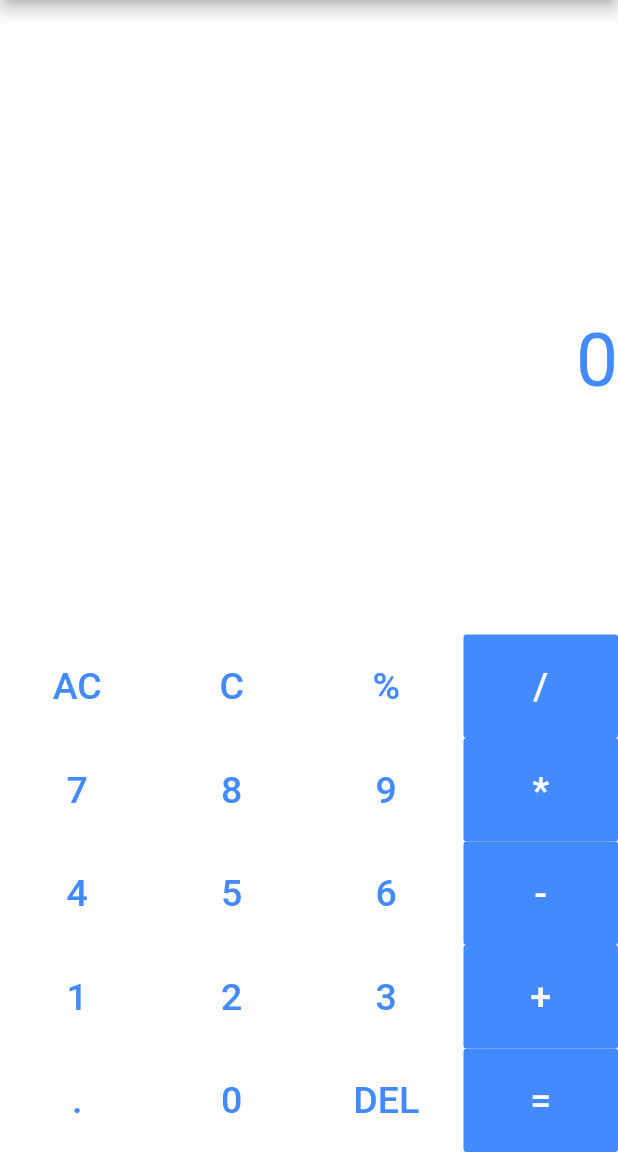
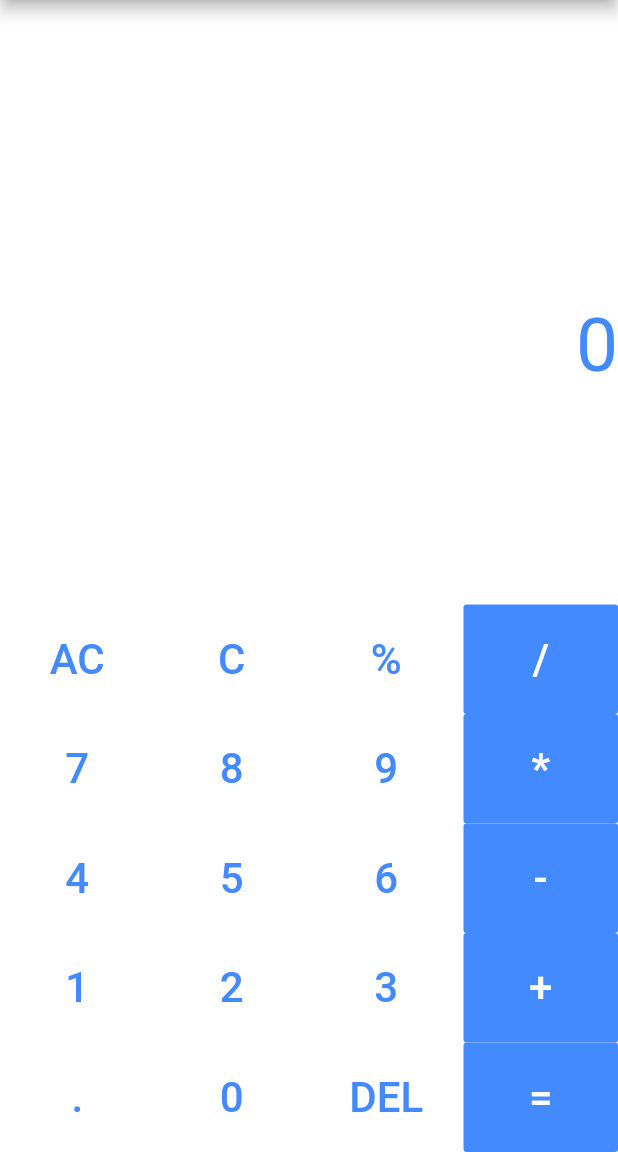
Before and after one commit to advaith-unnikrishnan/calculator, a Flutter app: the screen it shows after launch, on a phone screen of 412 x 824 dp, the part 84-1236 px from its top. Run offline on Flutter 3.47's test engine with Material 2 defaults, Android fonts, the phone set to English and light mode, and no system bars.

Commit message:
change fontsize

```diff
--- a/lib/main.dart
+++ b/lib/main.dart
@@ -100,7 +100,7 @@ class _CalculatorState extends State<Calculator> {
         onPressed: ()=>buttonPressed(word),
         child: Text(
           word,
-          style: TextStyle(color: col2, fontSize: 25),
+          style: TextStyle(color: col2, fontSize: 28),
         ),
       ),
     );
```
